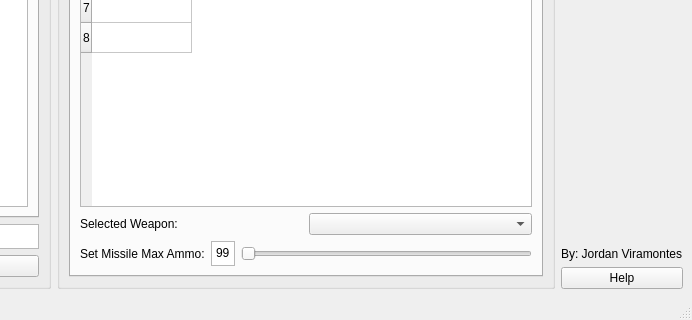
Above: mainwindow.ui from JordanViramontes/Cave-Story-Profile-Manager before the change; both pictures show x 308 to 1000 and y 280 to 600 of the 1000 by 600 pixel window. Below: the same form after it.
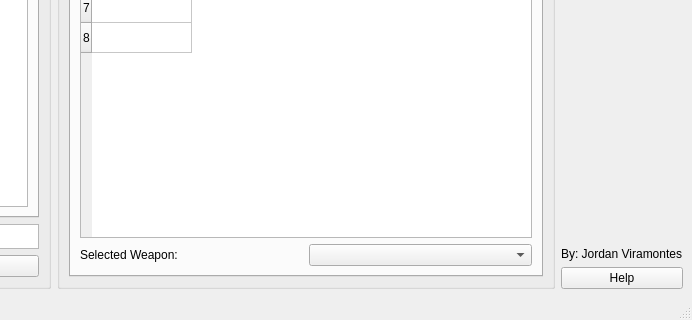
That is the form after the change.

```diff
--- a/mainwindow.ui
+++ b/mainwindow.ui
@@ -197,9 +197,15 @@
               <layout class="QVBoxLayout" name="weaponsVLayout_3">
                <item>
                 <widget class="QTableWidget" name="weaponsTable">
+                 <property name="frameShape">
+                  <enum>QFrame::Shape::StyledPanel</enum>
+                 </property>
                  <property name="horizontalScrollBarPolicy">
                   <enum>Qt::ScrollBarPolicy::ScrollBarAsNeeded</enum>
                  </property>
+                 <property name="sizeAdjustPolicy">
+                  <enum>QAbstractScrollArea::SizeAdjustPolicy::AdjustIgnored</enum>
+                 </property>
                  <property name="editTriggers">
                   <set>QAbstractItemView::EditTrigger::NoEditTriggers</set>
                  </property>
@@ -263,71 +269,6 @@
                    </item>
                   </layout>
                  </item>
-                 <item>
-                  <layout class="QHBoxLayout" name="missileAmmoHLayout">
-                   <item>
-                    <widget class="QLabel" name="missileAmmoLabel">
-                     <property name="text">
-                      <string>Set Missile Max Ammo:</string>
-                     </property>
-                    </widget>
-                   </item>
-                   <item>
-                    <widget class="QTextEdit" name="missileAmmoEdit">
-                     <property name="enabled">
-                      <bool>true</bool>
-                     </property>
-                     <property name="sizePolicy">
-                      <sizepolicy hsizetype="Minimum" vsizetype="Minimum">
-                       <horstretch>0</horstretch>
-                       <verstretch>0</verstretch>
-                      </sizepolicy>
-                     </property>
-                     <property name="minimumSize">
-                      <size>
-                       <width>0</width>
-                       <height>25</height>
-                      </size>
-                     </property>
-                     <property name="maximumSize">
-                      <size>
-                       <width>24</width>
-                       <height>16777215</height>
-                      </size>
-                     </property>
-                     <property name="inputMethodHints">
-                      <set>Qt::InputMethodHint::ImhMultiLine</set>
-                     </property>
-                     <property name="verticalScrollBarPolicy">
-                      <enum>Qt::ScrollBarPolicy::ScrollBarAlwaysOff</enum>
-                     </property>
-                     <property name="horizontalScrollBarPolicy">
-                      <enum>Qt::ScrollBarPolicy::ScrollBarAlwaysOff</enum>
-                     </property>
-                     <property name="readOnly">
-                      <bool>false</bool>
-                     </property>
-                     <property name="html">
-                      <string>&lt;!DOCTYPE HTML PUBLIC &quot;-//W3C//DTD HTML 4.0//EN&quot; &quot;http://www.w3.org/TR/REC-html40/strict.dtd&quot;&gt;
-&lt;html&gt;&lt;head&gt;&lt;meta name=&quot;qrichtext&quot; content=&quot;1&quot; /&gt;&lt;meta charset=&quot;utf-8&quot; /&gt;&lt;style type=&quot;text/css&quot;&gt;
-p, li { white-space: pre-wrap; }
-hr { height: 1px; border-width: 0; }
-li.unchecked::marker { content: &quot;\2610&quot;; }
-li.checked::marker { content: &quot;\2612&quot;; }
-&lt;/style&gt;&lt;/head&gt;&lt;body style=&quot; font-family:'Segoe UI'; font-size:9pt; font-weight:400; font-style:normal;&quot;&gt;
-&lt;p style=&quot; margin-top:0px; margin-bottom:0px; margin-left:0px; margin-right:0px; -qt-block-indent:0; text-indent:0px;&quot;&gt;99&lt;/p&gt;&lt;/body&gt;&lt;/html&gt;</string>
-                     </property>
-                    </widget>
-                   </item>
-                   <item>
-                    <widget class="QSlider" name="missileAmmoSlider">
-                     <property name="orientation">
-                      <enum>Qt::Orientation::Horizontal</enum>
-                     </property>
-                    </widget>
-                   </item>
-                  </layout>
-                 </item>
                 </layout>
                </item>
               </layout>
```
Left out of the diff: 6 changed lines with no effect on the pictures.
